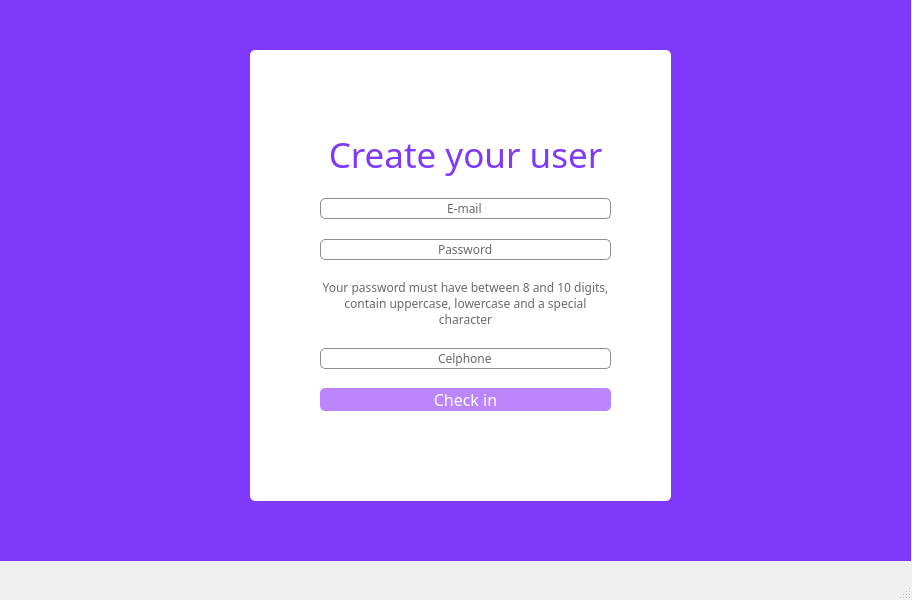
First picture: the form in Proyecto/singup.ui, repository GeraldineDiaz02/Proyecto, before the edit.
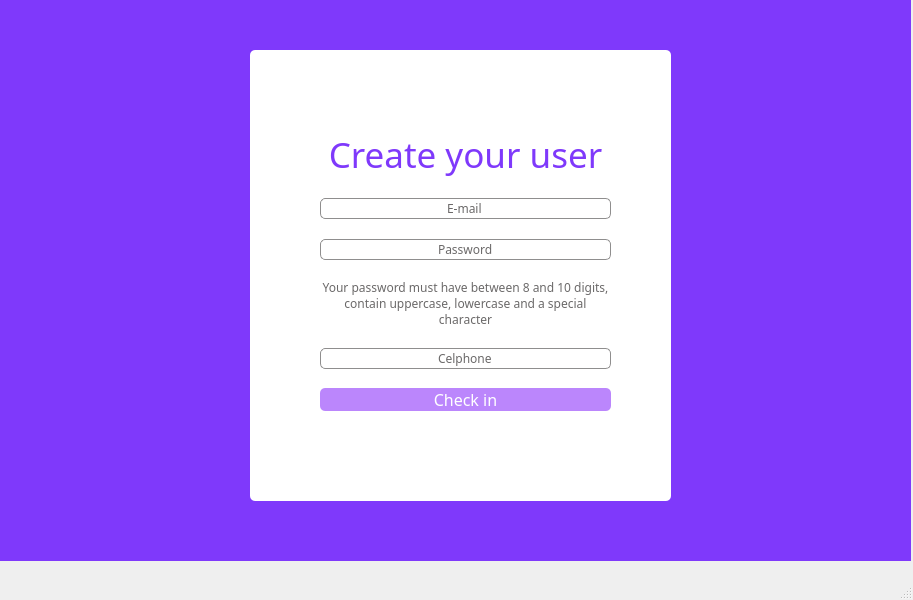
Second picture: the form after the edit.

Patch:
```diff
--- a/Proyecto/singup.ui
+++ b/Proyecto/singup.ui
@@ -6,7 +6,7 @@
    <rect>
     <x>0</x>
     <y>0</y>
-    <width>912</width>
+    <width>913</width>
     <height>600</height>
    </rect>
   </property>
```
Left out of the diff: 4 changed lines with no effect on the pictures.
